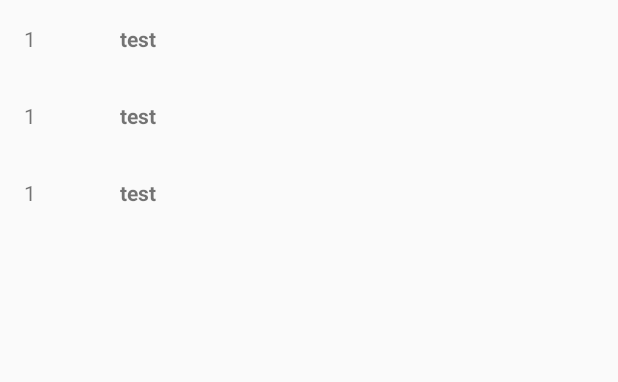
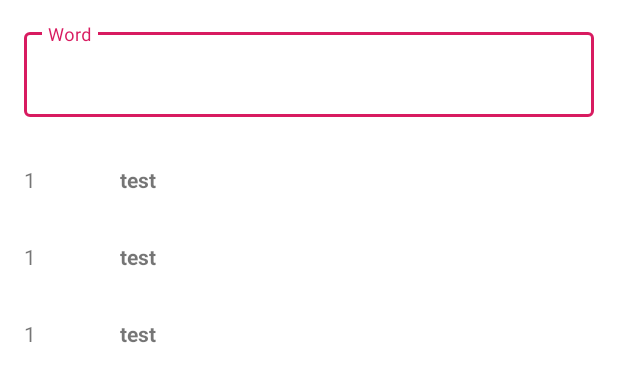
Before and after one commit to koji-1009/DBSearch, an Android app: the layout content_main.xml on its own in the app's theme, with its tools: preview values and no code run, on a phone screen of 412 x 824 dp. Shown: the top 382 px of the screen. Run offline under Robolectric (Android 15) with nearby library versions, the phone set to English and light mode, and no system bars.

Commit message:
Design update

```diff
--- a/app/build.gradle
+++ b/app/build.gradle
@@ -34,9 +34,9 @@ dependencies {
     implementation "org.jetbrains.kotlin:kotlin-stdlib-jdk7:$kotlin_version"
 
     implementation 'androidx.appcompat:appcompat:1.0.2'
-    implementation 'com.google.android.material:material:1.0.0'
     implementation 'androidx.recyclerview:recyclerview:1.0.0'
     implementation 'androidx.constraintlayout:constraintlayout:1.1.3'
+    implementation 'com.google.android.material:material:1.1.0-alpha09'
 
     implementation 'androidx.lifecycle:lifecycle-extensions:2.0.0'
     implementation 'androidx.lifecycle:lifecycle-common-java8:2.0.0'
--- a/app/src/main/java/com/dr1009/app/dbsearch/MainActivity.kt
+++ b/app/src/main/java/com/dr1009/app/dbsearch/MainActivity.kt
@@ -18,7 +18,6 @@ class MainActivity : DaggerAppCompatActivity() {
         super.onCreate(savedInstanceState)
         val binding =
             DataBindingUtil.setContentView<ActivityMainBinding>(this, R.layout.activity_main)
-        setSupportActionBar(binding.toolbar)
 
         val viewModel = ViewModelProviders.of(this, factory).get(MainViewModel::class.java)
         binding.lifecycleOwner = this
--- a/app/src/main/res/layout/content_main.xml
+++ b/app/src/main/res/layout/content_main.xml
@@ -4,18 +4,44 @@
 
     <data>
 
+        <variable
+            name="viewModel"
+            type="com.dr1009.app.dbsearch.MainViewModel" />
     </data>
+
+    <LinearLayout
+        android:layout_width="match_parent"
+        android:layout_height="match_parent"
+        android:orientation="vertical"
+        app:layout_behavior="@string/appbar_scrolling_view_behavior">
+
+        <com.google.android.material.textfield.TextInputLayout
+            style="@style/Widget.MaterialComponents.TextInputLayout.OutlinedBox"
+            android:layout_width="match_parent"
+            android:layout_height="wrap_content"
+            android:layout_margin="16dp"
+            android:hint="@string/word">
+
+            <com.google.android.material.textfield.TextInputEditText
+                android:layout_width="match_parent"
+                android:layout_height="wrap_content"
+                android:imeOptions="actionSearch"
+                android:inputType="text"
+                android:minEms="12"
+                android:text="@={viewModel.text}" />
+        </com.google.android.material.textfield.TextInputLayout>
 
         <androidx.recyclerview.widget.RecyclerView
             android:id="@+id/recycler"
             android:layout_width="match_parent"
-        android:layout_height="wrap_content"
+            android:layout_height="0dp"
+            android:layout_weight="1"
             android:orientation="vertical"
             app:layoutManager="androidx.recyclerview.widget.LinearLayoutManager"
-        app:layout_behavior="@string/appbar_scrolling_view_behavior"
             app:layout_constraintBottom_toBottomOf="parent"
             app:layout_constraintEnd_toEndOf="parent"
             app:layout_constraintStart_toStartOf="parent"
             app:layout_constraintTop_toTopOf="parent"
             tools:listitem="@layout/card_layout" />
+    </LinearLayout>
 </layout>
--- /dev/null
+++ b/app/src/main/res/values-night/styles.xml
@@ -0,0 +1,9 @@
+<?xml version="1.0" encoding="utf-8"?>
+<resources>
+
+    <style name="AppTheme" parent="Theme.MaterialComponents.DayNight">
+        <item name="colorPrimaryDark">@color/primaryDarkColor</item>
+        <item name="colorAccent">@color/secondaryDarkColor</item>
+        <item name="android:textColorPrimary">@color/secondaryTextColor</item>
+    </style>
+</resources>
--- a/app/src/main/res/values/colors.xml
+++ b/app/src/main/res/values/colors.xml
@@ -1,6 +1,11 @@
 <?xml version="1.0" encoding="utf-8"?>
 <resources>
-    <color name="colorPrimary">#F36200</color>
-    <color name="colorPrimaryDark">#B74A00</color>
-    <color name="colorAccent">#009A80</color>
+    <color name="primaryColor">#d81b60</color>
+    <color name="primaryLightColor">#ff5c8d</color>
+    <color name="primaryDarkColor">#a00037</color>
+    <color name="secondaryColor">#757575</color>
+    <color name="secondaryLightColor">#a4a4a4</color>
+    <color name="secondaryDarkColor">#494949</color>
+    <color name="primaryTextColor">#ffffff</color>
+    <color name="secondaryTextColor">#ffffff</color>
 </resources>
--- a/app/src/main/res/values/styles.xml
+++ b/app/src/main/res/values/styles.xml
@@ -1,11 +1,10 @@
 <resources>
 
-    <!-- Base application theme. -->
-    <style name="AppTheme" parent="Theme.AppCompat.Light.DarkActionBar">
-        <!-- Customize your theme here. -->
-        <item name="colorPrimary">@color/colorPrimary</item>
-        <item name="colorPrimaryDark">@color/colorPrimaryDark</item>
-        <item name="colorAccent">@color/colorAccent</item>
+    <style name="AppTheme" parent="Theme.MaterialComponents.DayNight">
+        <item name="colorPrimary">@color/primaryColor</item>
+        <item name="colorPrimaryDark">@color/primaryLightColor</item>
+        <item name="colorAccent">@color/secondaryLightColor</item>
+        <item name="android:textColorPrimary">@color/primaryTextColor</item>
     </style>
 
     <style name="AppTheme.NoActionBar">
@@ -13,8 +12,4 @@
         <item name="windowNoTitle">true</item>
     </style>
 
-    <style name="AppTheme.AppBarOverlay" parent="ThemeOverlay.AppCompat.Dark.ActionBar" />
-
-    <style name="AppTheme.PopupOverlay" parent="ThemeOverlay.AppCompat.Light" />
-
 </resources>
```
Also changed, not shown: app/src/main/res/layout/activity_main.xml (+16 -33 lines), app/src/main/res/layout/dialog_add_word.xml (+5 -11 lines). Lines whose indentation alone changed are shown as unchanged.
